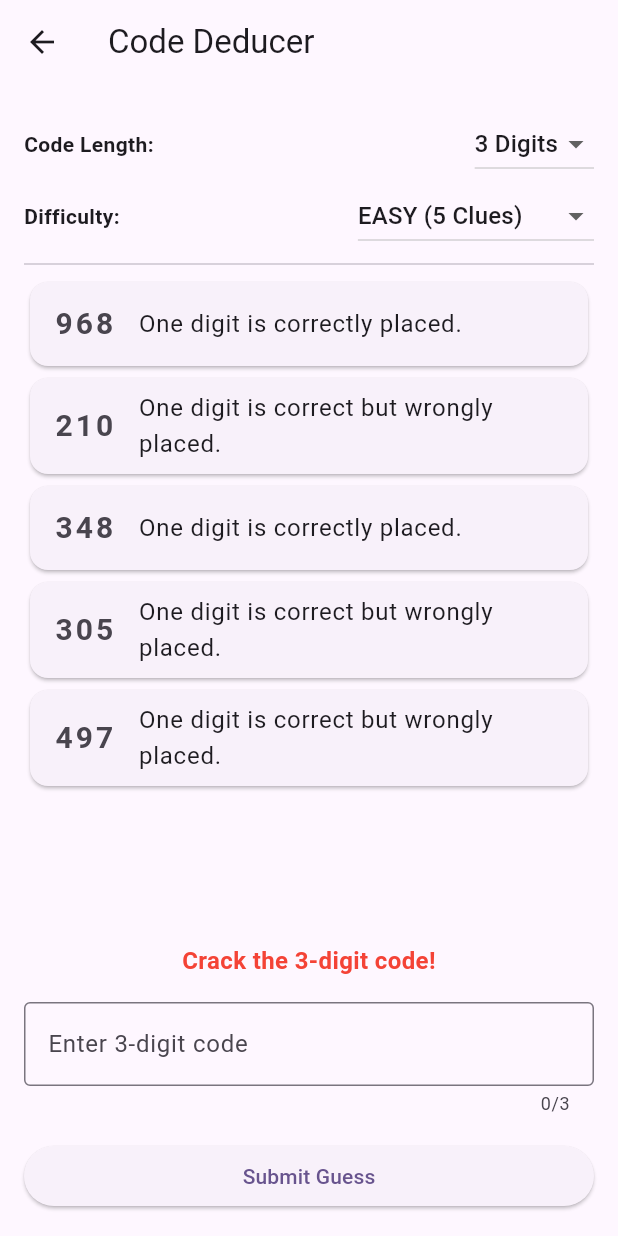
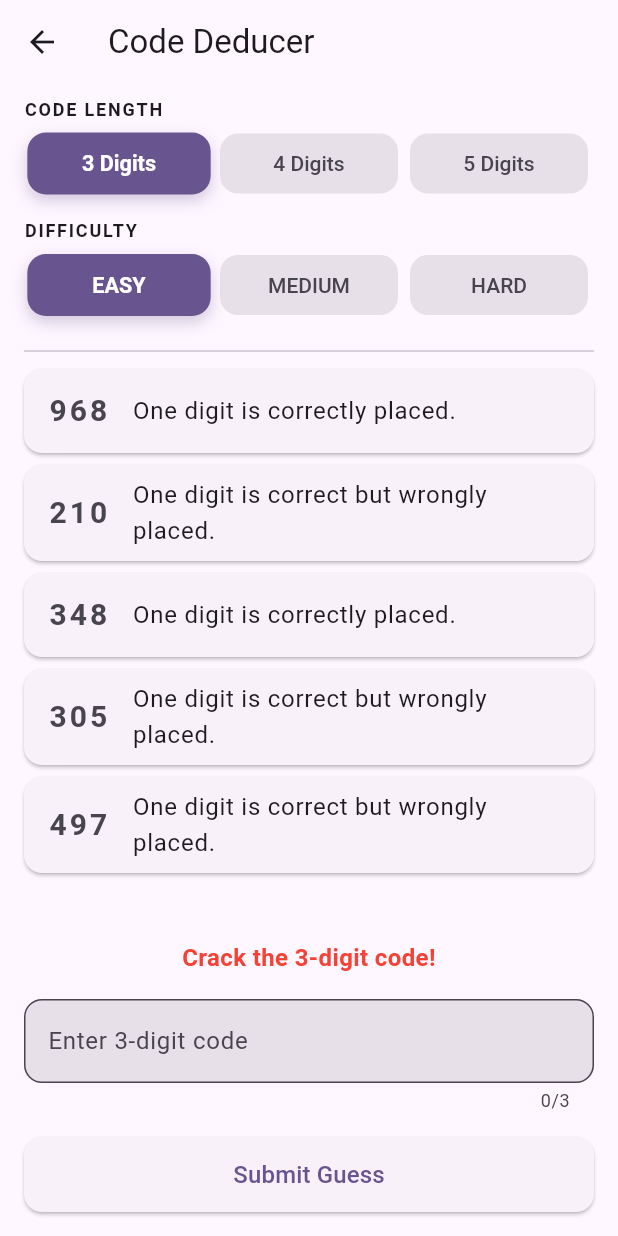
Before and after one commit to rmp7439/brain_games, a Flutter app: the CodeDeducerPage screen opened by its route, on a phone screen of 412 x 824 dp. Run offline on Flutter 3.47's test engine with Material 3 defaults, Android fonts, the phone set to English and light mode, and no system bars; our stand-ins replace flutter_riverpod, go_router.

```diff
--- a/lib/features/code_deducer/code_deducer_page.dart
+++ b/lib/features/code_deducer/code_deducer_page.dart
@@ -5,14 +5,37 @@ import 'package:go_router/go_router.dart';
 import 'models/puzzle.dart';
 import 'providers/code_deducer_provider.dart';
 
-class CodeDeducerPage extends ConsumerWidget {
+class CodeDeducerPage extends ConsumerStatefulWidget {
   const CodeDeducerPage({super.key});
 
   @override
-  Widget build(BuildContext context, WidgetRef ref) {
+  ConsumerState<CodeDeducerPage> createState() => _CodeDeducerPageState();
+}
+
+class _CodeDeducerPageState extends ConsumerState<CodeDeducerPage> {
+  late TextEditingController _textController;
+
+  @override
+  void initState() {
+    super.initState();
+    _textController = TextEditingController();
+  }
+
+  @override
+  void dispose() {
+    _textController.dispose();
+    super.dispose();
+  }
+
+  void _onGameChanged(Difficulty diff, int length) {
+    _textController.clear();
+    ref.read(codeDeducerProvider.notifier).startNewGame(diff, length);
+  }
+
+  @override
+  Widget build(BuildContext context) {
     final state = ref.watch(codeDeducerProvider);
     final notifier = ref.read(codeDeducerProvider.notifier);
-    final textController = TextEditingController();
 
     return Scaffold(
       appBar: AppBar(
@@ -22,66 +45,102 @@ class CodeDeducerPage extends ConsumerWidget {
           onPressed: () => context.go('/home'),
         ),
       ),
-      body: state.puzzle == null
-          ? const Center(child: CircularProgressIndicator())
-          : Padding(
-              padding: const EdgeInsets.all(16.0),
+      body: Padding(
+        padding: const EdgeInsets.symmetric(horizontal: 16.0, vertical: 8.0),
         child: Column(
           crossAxisAlignment: CrossAxisAlignment.stretch,
           children: [
+            // Stable Header Area: Code Length Selection
+            const Text(
+              'CODE LENGTH',
+              style: TextStyle(fontSize: 12, fontWeight: FontWeight.bold, letterSpacing: 1.2),
+            ),
+            const SizedBox(height: 8),
             Row(
-                    mainAxisAlignment: MainAxisAlignment.spaceBetween,
               children: [
-                      const Text('Code Length:', style: TextStyle(fontWeight: FontWeight.bold)),
-                      DropdownButton<int>(
-                        value: state.selectedCodeLength,
-                        items: const [
-                          DropdownMenuItem(value: 3, child: Text('3 Digits')),
-                          DropdownMenuItem(value: 4, child: Text('4 Digits')),
-                          DropdownMenuItem(value: 5, child: Text('5 Digits')),
-                        ],
-                        onChanged: (length) {
-                          if (length != null) {
-                            notifier.startNewGame(state.selectedDifficulty, length);
-                          }
-                        },
+                _AnimatedSelectionButton<int>(
+                  value: 3,
+                  groupValue: state.selectedCodeLength,
+                  label: '3 Digits',
+                  onChanged: (val) => _onGameChanged(state.selectedDifficulty, val),
+                ),
+                _AnimatedSelectionButton<int>(
+                  value: 4,
+                  groupValue: state.selectedCodeLength,
+                  label: '4 Digits',
+                  onChanged: (val) => _onGameChanged(state.selectedDifficulty, val),
+                ),
+                _AnimatedSelectionButton<int>(
+                  value: 5,
+                  groupValue: state.selectedCodeLength,
+                  label: '5 Digits',
+                  onChanged: (val) => _onGameChanged(state.selectedDifficulty, val),
                 ),
               ],
             ),
+            const SizedBox(height: 16),
+
+            // Stable Header Area: Difficulty Selection
+            const Text(
+              'DIFFICULTY',
+              style: TextStyle(fontSize: 12, fontWeight: FontWeight.bold, letterSpacing: 1.2),
+            ),
+            const SizedBox(height: 8),
             Row(
-                    mainAxisAlignment: MainAxisAlignment.spaceBetween,
-                    children: [
-                      const Text('Difficulty:', style: TextStyle(fontWeight: FontWeight.bold)),
-                      DropdownButton<Difficulty>(
-                        value: state.selectedDifficulty,
-                        items: Difficulty.values.map((d) {
-                          return DropdownMenuItem(
+              children: Difficulty.values.map((d) {
+                return _AnimatedSelectionButton<Difficulty>(
                   value: d,
-                            // E.g., "EASY (5 Clues)"
-                            child: Text('${d.name.toUpperCase()} (${d.clueCount} Clues)'),
+                  groupValue: state.selectedDifficulty,
+                  label: d.name.toUpperCase(),
+                  onChanged: (val) => _onGameChanged(val, state.selectedCodeLength),
                 );
               }).toList(),
-                        onChanged: (diff) {
-                          if (diff != null) {
-                            notifier.startNewGame(diff, state.selectedCodeLength);
-                          }
-                        },
+            ),
+            const SizedBox(height: 16),
+            const Divider(),
+
+            // Animated Game Board Area
+            Expanded(
+              child: AnimatedSwitcher(
+                duration: const Duration(milliseconds: 300),
+                switchInCurve: Curves.easeOut,
+                switchOutCurve: Curves.easeIn,
+                // Key forces the switcher to animate when the puzzle changes
+                child: state.puzzle == null
+                    ? const Center(
+                        key: ValueKey('loading'),
+                        child: CircularProgressIndicator(),
+                      )
+                    : _buildGameBoard(state, notifier),
+              ),
             ),
           ],
         ),
-                  const Divider(),
+      ),
+    );
+  }
+
+  Widget _buildGameBoard(CodeDeducerState state, CodeDeducerNotifier notifier) {
+    return Column(
+      key: ValueKey(state.puzzle!.secretCode), // Unique key per puzzle
+      crossAxisAlignment: CrossAxisAlignment.stretch,
+      children: [
         Expanded(
           child: ListView.builder(
             itemCount: state.puzzle!.clues.length,
             itemBuilder: (context, index) {
               final clue = state.puzzle!.clues[index];
               return Card(
+                margin: const EdgeInsets.symmetric(vertical: 4.0),
                 child: ListTile(
                   leading: Text(
                     clue.guess,
-                              style: const TextStyle(fontSize: 20, fontWeight: FontWeight.bold, letterSpacing: 2),
+                    style: const TextStyle(
+                      fontSize: 20,
+                      fontWeight: FontWeight.bold,
+                      letterSpacing: 2,
                     ),
-                            // Removed exact/partial counters, now strictly displaying natural language
+                  ),
                   title: Text(clue.type.description),
                 ),
               );
@@ -89,8 +148,11 @@ class CodeDeducerPage extends ConsumerWidget {
           ),
         ),
         const SizedBox(height: 16),
-                  Text(
+        AnimatedSwitcher(
+          duration: const Duration(milliseconds: 200),
+          child: Text(
             state.feedback,
+            key: ValueKey(state.feedback),
             textAlign: TextAlign.center,
             style: TextStyle(
               fontSize: 16,
@@ -98,29 +160,119 @@ class CodeDeducerPage extends ConsumerWidget {
               color: state.status == GameStatus.won ? Colors.green : Colors.red,
             ),
           ),
+        ),
         const SizedBox(height: 16),
         TextField(
-                    controller: textController,
+          controller: _textController,
           keyboardType: TextInputType.number,
           maxLength: state.puzzle!.codeLength,
           decoration: InputDecoration(
-                      border: const OutlineInputBorder(),
+            border: OutlineInputBorder(
+              borderRadius: BorderRadius.circular(12),
+            ),
             labelText: 'Enter ${state.puzzle!.codeLength}-digit code',
+            filled: true,
           ),
           enabled: state.status == GameStatus.playing,
         ),
         const SizedBox(height: 16),
-                  if (state.status == GameStatus.playing)
-                    ElevatedButton(
-                      onPressed: () => notifier.submitGuess(textController.text),
-                      child: const Text('Submit Guess'),
+        AnimatedSwitcher(
+          duration: const Duration(milliseconds: 300),
+          child: state.status == GameStatus.playing
+              ? ElevatedButton(
+                  key: const ValueKey('submit'),
+                  style: ElevatedButton.styleFrom(
+                    minimumSize: const Size.fromHeight(50),
+                    shape: RoundedRectangleBorder(borderRadius: BorderRadius.circular(12)),
+                  ),
+                  onPressed: () => notifier.submitGuess(_textController.text),
+                  child: const Text('Submit Guess', style: TextStyle(fontSize: 16)),
                 )
-                  else
-                    ElevatedButton(
-                      onPressed: () => notifier.startNewGame(state.selectedDifficulty, state.selectedCodeLength),
-                      child: const Text('Play Again'),
+              : ElevatedButton(
+                  key: const ValueKey('play_again'),
+                  style: ElevatedButton.styleFrom(
+                    minimumSize: const Size.fromHeight(50),
+                    shape: RoundedRectangleBorder(borderRadius: BorderRadius.circular(12)),
                   ),
+                  onPressed: () => _onGameChanged(state.selectedDifficulty, state.selectedCodeLength),
+                  child: const Text('Play Again', style: TextStyle(fontSize: 16)),
+                ),
+        ),
+        const SizedBox(height: 8),
       ],
+    );
+  }
+}
+
+/// A custom button that animates its background, text style, scale, and shadow when selected.
+class _AnimatedSelectionButton<T> extends StatelessWidget {
+  final T value;
+  final T groupValue;
+  final String label;
+  final ValueChanged<T> onChanged;
+
+  const _AnimatedSelectionButton({
+    required this.value,
+    required this.groupValue,
+    required this.label,
+    required this.onChanged,
+  });
+
+  @override
+  Widget build(BuildContext context) {
+    final isSelected = value == groupValue;
+    final theme = Theme.of(context);
+
+    return Expanded(
+      child: Padding(
+        padding: const EdgeInsets.symmetric(horizontal: 4.0),
+        child: TweenAnimationBuilder<double>(
+          tween: Tween(begin: 1.0, end: isSelected ? 1.03 : 1.0),
+          duration: const Duration(milliseconds: 200),
+          curve: Curves.easeOutBack,
+          builder: (context, scale, child) {
+            return Transform.scale(
+              scale: scale,
+              child: child,
+            );
+          },
+          child: AnimatedContainer(
+            duration: const Duration(milliseconds: 200),
+            curve: Curves.easeInOut,
+            decoration: BoxDecoration(
+              color: isSelected ? theme.colorScheme.primary : theme.colorScheme.surfaceContainerHighest,
+              borderRadius: BorderRadius.circular(12),
+              boxShadow: isSelected
+                  ? [
+                      BoxShadow(
+                        color: theme.colorScheme.primary.withValues(alpha: 0.3),
+                        blurRadius: 8,
+                        offset: const Offset(0, 4),
+                      )
+                    ]
+                  : [],
+            ),
+            child: Material(
+              color: Colors.transparent,
+              child: InkWell(
+                borderRadius: BorderRadius.circular(12),
+                onTap: () => onChanged(value),
+                child: Padding(
+                  padding: const EdgeInsets.symmetric(vertical: 12.0),
+                  child: Center(
+                    child: AnimatedDefaultTextStyle(
+                      duration: const Duration(milliseconds: 200),
+                      style: TextStyle(
+                        color: isSelected ? theme.colorScheme.onPrimary : theme.colorScheme.onSurfaceVariant,
+                        fontWeight: isSelected ? FontWeight.bold : FontWeight.w500,
+                      ),
+                      child: Text(label),
+                    ),
+                  ),
+                ),
+              ),
+            ),
+          ),
         ),
       ),
     );
```
Lines whose indentation alone changed are shown as unchanged.
